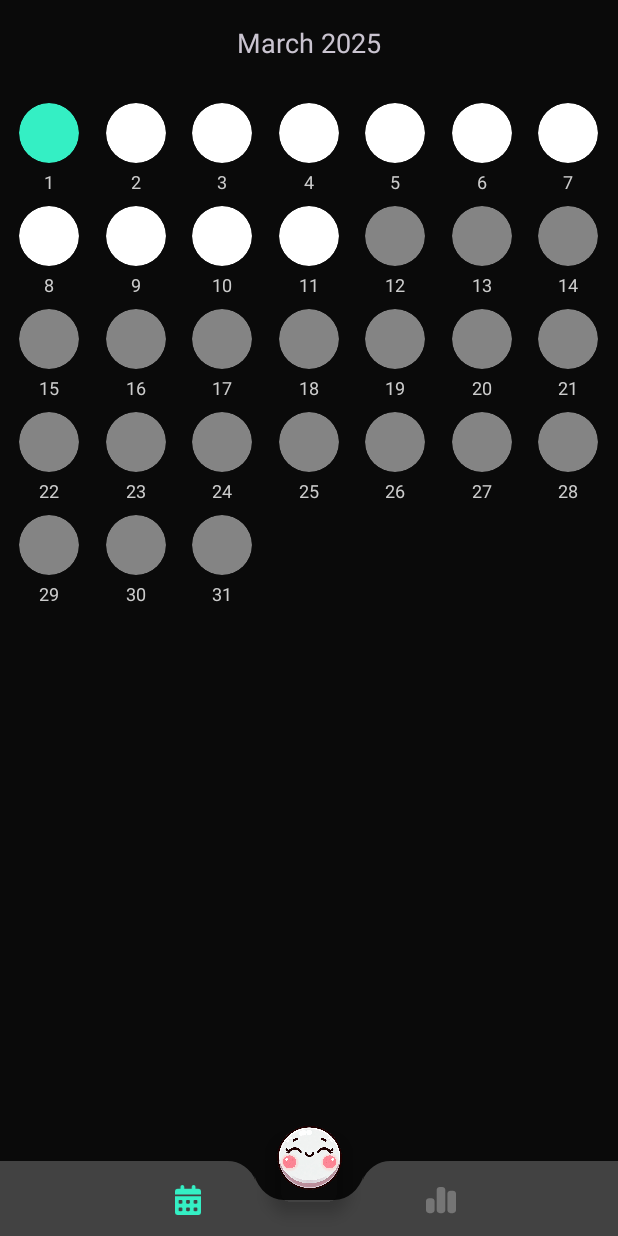
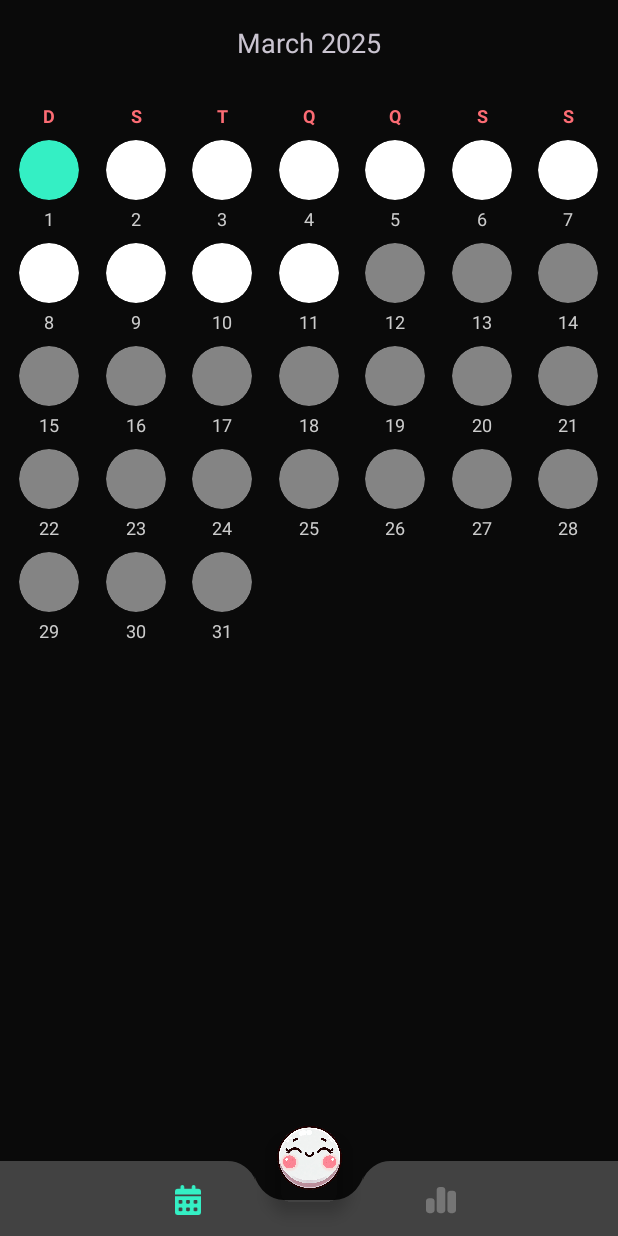
Before and after one commit to Leo-Trevisol/MoodSnap, an Android app: the screen it shows after launch (MainActivity), after a tap on an icon or button, on a phone screen of 412 x 824 dp. Run offline under Robolectric (Android 15) with nearby library versions, the phone set to English and light mode, and no system bars; our stand-ins replace Room's generated code, navigation-ui.

Commit message:
Cabeçalho com dias da semana

```diff
--- a/app/src/main/java/com/br/leo/moodsnap/ui/home/CalendarAdapter.kt
+++ b/app/src/main/java/com/br/leo/moodsnap/ui/home/CalendarAdapter.kt
@@ -24,6 +24,7 @@ class CalendarAdapter(
     private var onDayClickListener: ((Int) -> Unit)? = null
     private val today = Calendar.getInstance()
     private val displayMonth = Calendar.getInstance()
+    private var firstDayOfWeek = 0 // Domingo = 0, Segunda = 1, etc
 
     class CalendarViewHolder(view: View) : RecyclerView.ViewHolder(view) {
         val dayCard: CardView = view.findViewById(R.id.day_card)
@@ -38,7 +39,23 @@ class CalendarAdapter(
     }
 
     override fun onBindViewHolder(holder: CalendarViewHolder, position: Int) {
-        val dayOfMonth = position + 1
+        // Se a posição for menor que o primeiro dia da semana, é um espaço vazio
+        if (position < firstDayOfWeek) {
+            holder.dayNumber.text = ""
+            holder.dayCard.visibility = View.INVISIBLE
+            holder.dayCard.isClickable = false
+            return
+        }
+
+        val dayOfMonth = position - firstDayOfWeek + 1
+        if (dayOfMonth > daysInMonth) {
+            holder.dayNumber.text = ""
+            holder.dayCard.visibility = View.INVISIBLE
+            holder.dayCard.isClickable = false
+            return
+        }
+
+        holder.dayCard.visibility = View.VISIBLE
         holder.dayNumber.text = dayOfMonth.toString()
 
         // Verificar se é data futura
@@ -71,7 +88,7 @@ class CalendarAdapter(
         }
 
         // Configurar seleção
-        val isSelected = dayOfMonth - 1 == selectedPosition && !isFutureDate
+        val isSelected = (position - firstDayOfWeek) == selectedPosition && !isFutureDate
         holder.dayCard.isSelected = isSelected
         holder.dayCard.setCardBackgroundColor(
             if (isSelected)
@@ -83,8 +100,8 @@ class CalendarAdapter(
         holder.dayCard.setOnClickListener {
             if (!isFutureDate) {
                 val previousSelected = selectedPosition
-                selectedPosition = position
-                notifyItemChanged(previousSelected)
+                selectedPosition = position - firstDayOfWeek
+                notifyItemChanged(previousSelected + firstDayOfWeek)
                 notifyItemChanged(position)
                 onDayClickListener?.invoke(dayOfMonth)
             } else {
@@ -102,7 +119,7 @@ class CalendarAdapter(
         return displayMonth.after(today)
     }
 
-    override fun getItemCount() = daysInMonth
+    override fun getItemCount() = daysInMonth + firstDayOfWeek
 
     private fun getMoodDrawable(moodType: Int): Int {
         return when (moodType) {
@@ -126,14 +143,16 @@ class CalendarAdapter(
         if (!isDateInFuture(dayOfMonth)) {
             val previousSelected = selectedPosition
             selectedPosition = dayOfMonth - 1
-            notifyItemChanged(previousSelected)
-            notifyItemChanged(selectedPosition)
+            notifyItemChanged(previousSelected + firstDayOfWeek)
+            notifyItemChanged(selectedPosition + firstDayOfWeek)
         }
     }
 
     fun setDisplayMonth(year: Int, month: Int) {
         displayMonth.set(Calendar.YEAR, year)
         displayMonth.set(Calendar.MONTH, month)
+        displayMonth.set(Calendar.DAY_OF_MONTH, 1) // Primeiro dia do mês
+        firstDayOfWeek = displayMonth.get(Calendar.DAY_OF_WEEK) - 1 // Ajusta para 0-based (Domingo = 0)
     }
 
     fun setOnDayClickListener(listener: (Int) -> Unit) {
--- a/app/src/main/java/com/br/leo/moodsnap/ui/home/HomeFragment.kt
+++ b/app/src/main/java/com/br/leo/moodsnap/ui/home/HomeFragment.kt
@@ -46,6 +46,7 @@ class HomeFragment : Fragment() {
     override fun onViewCreated(view: View, savedInstanceState: Bundle?) {
         super.onViewCreated(view, savedInstanceState)
         setupDatePickers()
+        setupWeekdaysGrid()
         setupCalendarView()
         observeViewModel()
         updateDateTexts()
@@ -206,6 +207,10 @@ class HomeFragment : Fragment() {
         }
     }
 
+    private fun setupWeekdaysGrid() {
+        binding.weekdaysGrid.adapter = WeekdaysAdapter()
+    }
+
     override fun onDestroyView() {
         super.onDestroyView()
         _binding = null
--- /dev/null
+++ b/app/src/main/java/com/br/leo/moodsnap/ui/home/WeekdaysAdapter.kt
@@ -0,0 +1,29 @@
+package com.br.leo.moodsnap.ui.home
+
+import android.view.LayoutInflater
+import android.view.View
+import android.view.ViewGroup
+import android.widget.TextView
+import androidx.recyclerview.widget.RecyclerView
+import com.br.leo.moodsnap.R
+
+class WeekdaysAdapter : RecyclerView.Adapter<WeekdaysAdapter.WeekdayViewHolder>() {
+
+    private val weekdays = listOf("D", "S", "T", "Q", "Q", "S", "S")
+
+    class WeekdayViewHolder(view: View) : RecyclerView.ViewHolder(view) {
+        val weekdayText: TextView = view as TextView
+    }
+
+    override fun onCreateViewHolder(parent: ViewGroup, viewType: Int): WeekdayViewHolder {
+        val view = LayoutInflater.from(parent.context)
+            .inflate(R.layout.item_weekday, parent, false)
+        return WeekdayViewHolder(view)
+    }
+
+    override fun onBindViewHolder(holder: WeekdayViewHolder, position: Int) {
+        holder.weekdayText.text = weekdays[position]
+    }
+
+    override fun getItemCount() = weekdays.size
+}
--- a/app/src/main/res/layout/fragment_home.xml
+++ b/app/src/main/res/layout/fragment_home.xml
@@ -21,7 +21,7 @@
         tools:text="Janeiro 2024"/>
 
     <androidx.recyclerview.widget.RecyclerView
-        android:id="@+id/calendar_grid"
+        android:id="@+id/weekdays_grid"
         android:layout_width="match_parent"
         android:layout_height="wrap_content"
         android:layout_marginTop="8dp"
@@ -30,6 +30,17 @@
         app:layout_constraintTop_toBottomOf="@id/date_text"
         app:layoutManager="androidx.recyclerview.widget.GridLayoutManager"
         app:spanCount="7"
+        tools:listitem="@layout/item_weekday"/>
+
+    <androidx.recyclerview.widget.RecyclerView
+        android:id="@+id/calendar_grid"
+        android:layout_width="match_parent"
+        android:layout_height="wrap_content"
+        android:paddingHorizontal="4dp"
+        android:clipToPadding="false"
+        app:layout_constraintTop_toBottomOf="@id/weekdays_grid"
+        app:layoutManager="androidx.recyclerview.widget.GridLayoutManager"
+        app:spanCount="7"
         tools:listitem="@layout/item_calendar_day"/>
 
 </androidx.constraintlayout.widget.ConstraintLayout>
--- a/app/src/main/res/layout/item_weekday.xml
+++ b/app/src/main/res/layout/item_weekday.xml
@@ -9,4 +9,4 @@
     android:textStyle="bold"
     android:textColor="@color/primary_red"
     android:padding="4dp"
-    tools:text="DOM" />
+    tools:text="D" />
```
